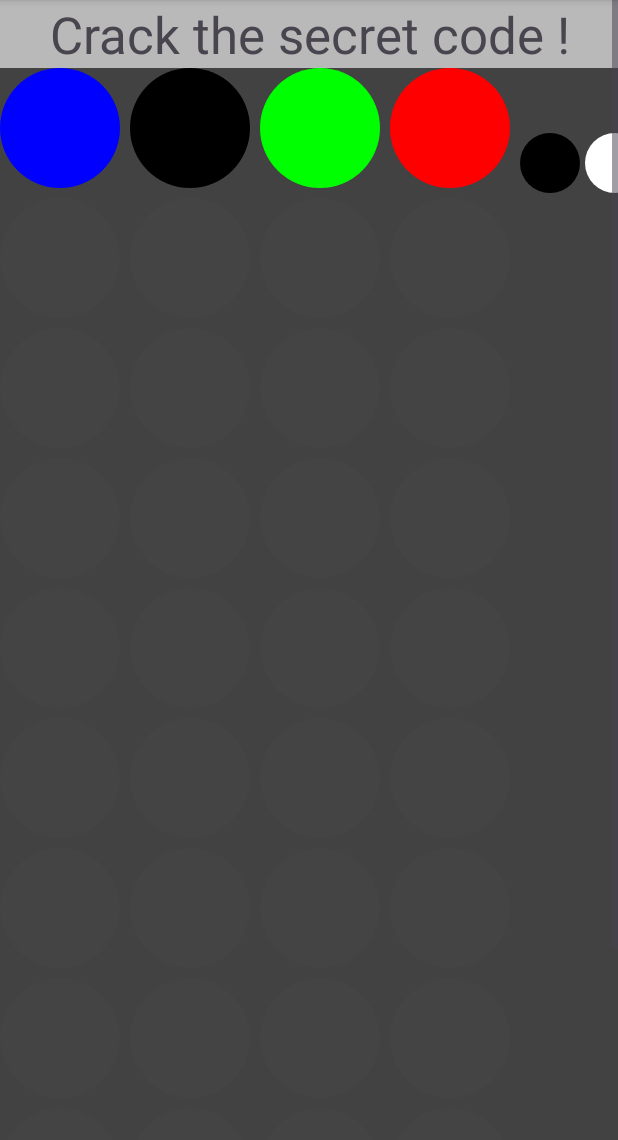
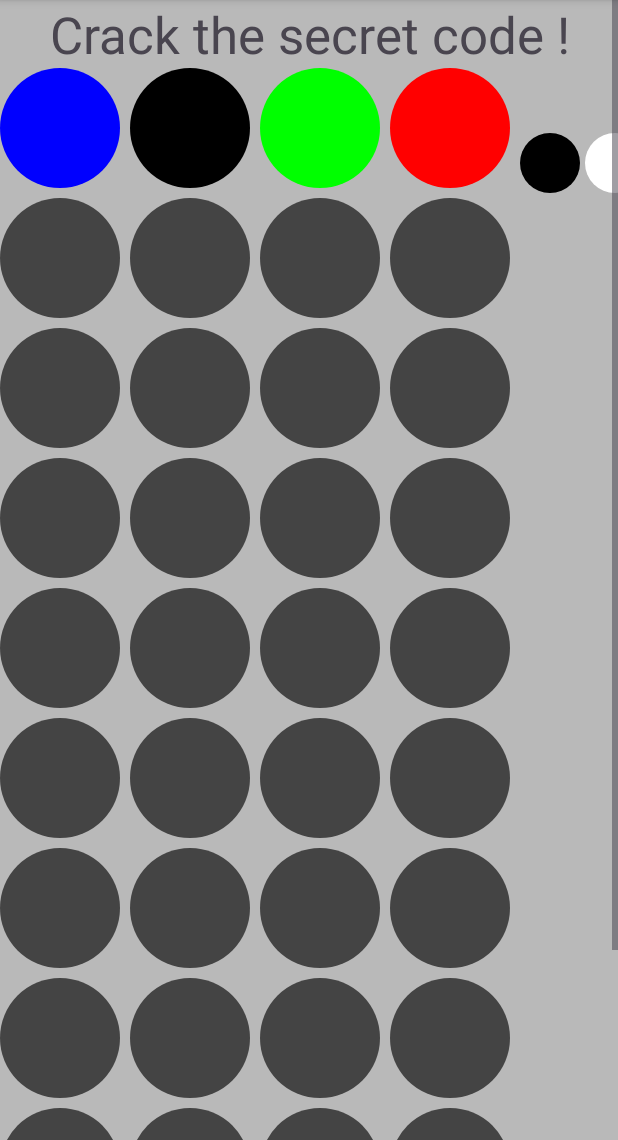
Before and after one commit to lepeli/mastermind, an Android app: the GameWindowActivity screen opened directly, with no data from a screen before it, on a phone screen of 412 x 824 dp, the part 96-1236 px from its top. Run offline under Robolectric (Android 15) with nearby library versions, the phone set to English and light mode, and no system bars.

Commit message:
oups removed test colo

```diff
--- a/app/src/main/java/dev/binks/mastermind/view/GameGridView.java
+++ b/app/src/main/java/dev/binks/mastermind/view/GameGridView.java
@@ -26,7 +26,6 @@ public class GameGridView extends TableLayout {
 
     public GameGridView(Context context, @Nullable AttributeSet attrs) {
         super(context, attrs);
-        this.setBackgroundColor(getResources().getColor(androidx.cardview.R.color.cardview_dark_background));
 
         // Create the grid
 
```
